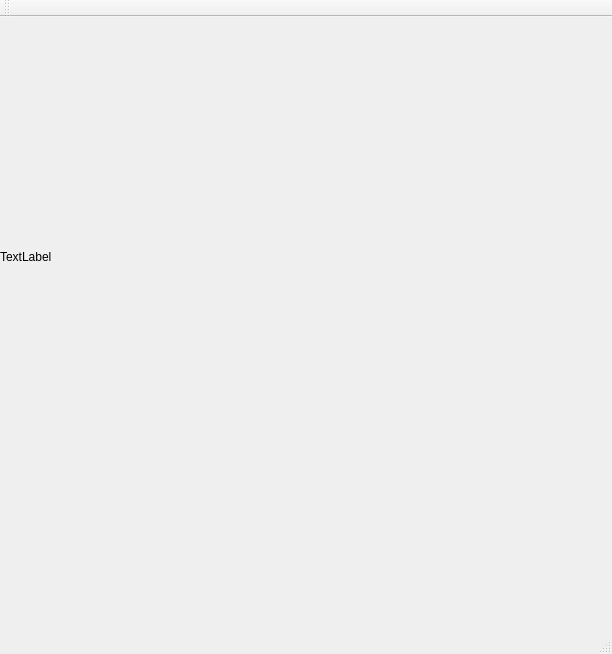
azmin8744/QOPC, file mainwindow.ui: the form before one commit.
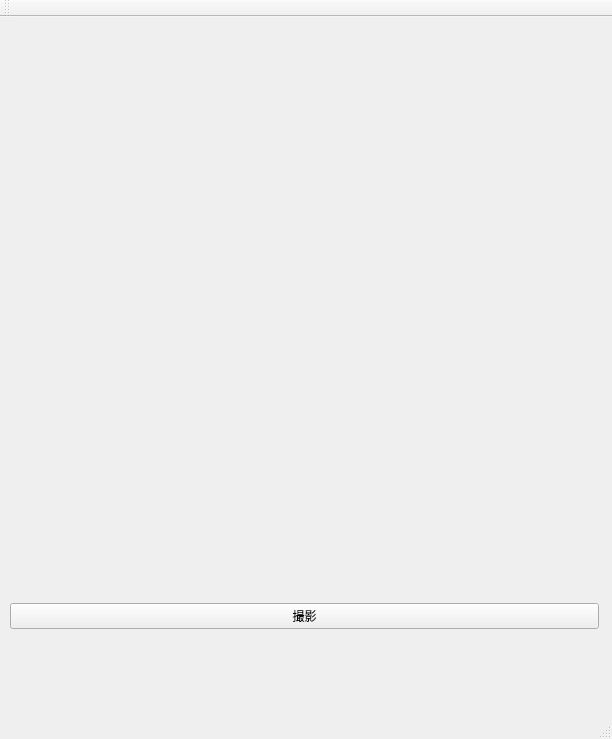
The form after the commit.

Commit message: 撮影ボタンを追加

```diff
--- a/mainwindow.ui
+++ b/mainwindow.ui
@@ -7,7 +7,7 @@
     <x>0</x>
     <y>0</y>
     <width>612</width>
-    <height>654</height>
+    <height>739</height>
    </rect>
   </property>
   <property name="windowTitle">
@@ -23,10 +23,66 @@
       <height>480</height>
      </rect>
     </property>
+    <property name="palette">
+     <palette>
+      <active>
+       <colorrole role="Base">
+        <brush brushstyle="SolidPattern">
+         <color alpha="255">
+          <red>0</red>
+          <green>0</green>
+          <blue>0</blue>
+         </color>
+        </brush>
+       </colorrole>
+      </active>
+      <inactive>
+       <colorrole role="Base">
+        <brush brushstyle="SolidPattern">
+         <color alpha="255">
+          <red>0</red>
+          <green>0</green>
+          <blue>0</blue>
+         </color>
+        </brush>
+       </colorrole>
+      </inactive>
+      <disabled>
+       <colorrole role="Base">
+        <brush brushstyle="SolidPattern">
+         <color alpha="255">
+          <red>236</red>
+          <green>236</green>
+          <blue>236</blue>
+         </color>
+        </brush>
+       </colorrole>
+      </disabled>
+     </palette>
+    </property>
     <property name="text">
-     <string>TextLabel</string>
+     <string/>
     </property>
    </widget>
+   <widget class="QWidget" name="horizontalLayoutWidget">
+    <property name="geometry">
+     <rect>
+      <x>-1</x>
+      <y>519</y>
+      <width>611</width>
+      <height>161</height>
+     </rect>
+    </property>
+    <layout class="QHBoxLayout" name="horizontalLayout">
+     <item>
+      <widget class="QPushButton" name="shutterButton">
+       <property name="text">
+        <string>撮影</string>
+       </property>
+      </widget>
+     </item>
+    </layout>
+   </widget>
   </widget>
   <widget class="QMenuBar" name="menuBar">
    <property name="geometry">
```
Left out of the diff: 2 changed lines with no effect on the pictures. The commit also changes 2 other files.
